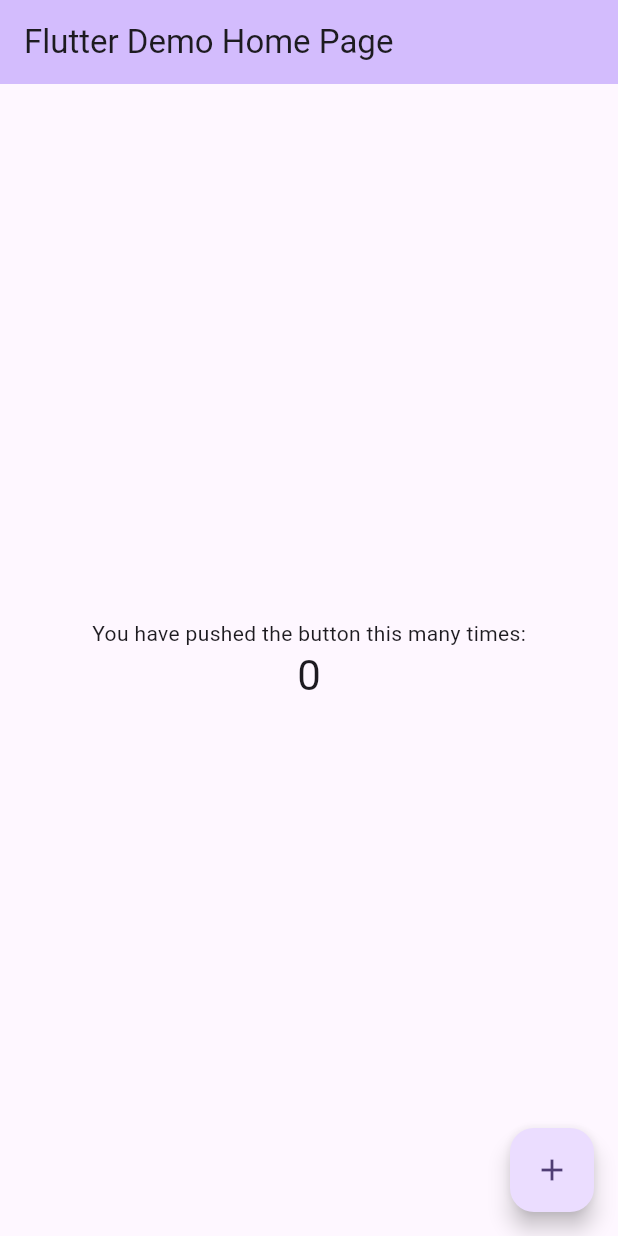
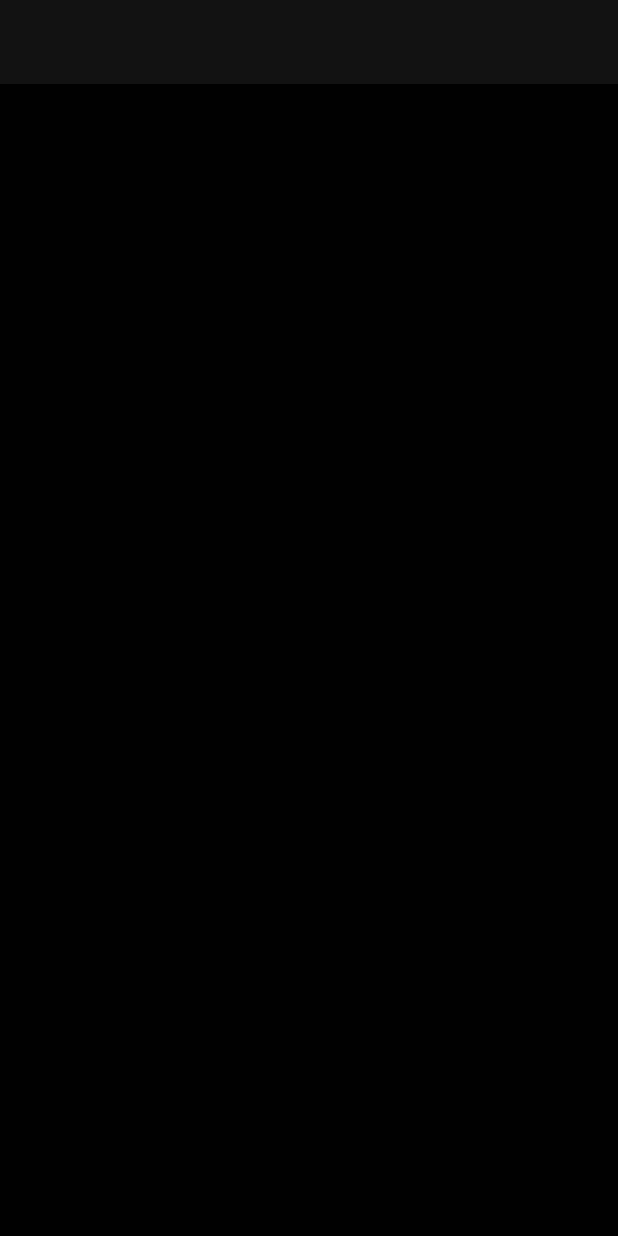
Before and after one commit to TalhaShakel/Reddit-Clone, a Flutter app: the screen it shows after launch, on a phone screen of 412 x 824 dp. Run offline on Flutter 3.47's test engine with Material 3 defaults, Android fonts, the phone set to English and light mode, and no system bars.

Commit message:
first commit

```diff
--- /dev/null
+++ b/lib/core/constants/constants.dart
@@ -0,0 +1,5 @@
+class Constants {
+  static const logoPath = 'assets/images/logo.png';
+  static const loginEmotePath = 'assets/images/loginEmote.png';
+  static const googlePath = 'assets/images/google.png';
+}
--- /dev/null
+++ b/lib/features/auth/screens/login_screen.dart
@@ -0,0 +1,15 @@
+import 'package:flutter/material.dart';
+
+class LoginScreen extends StatelessWidget {
+  const LoginScreen({super.key});
+
+  @override
+  Widget build(BuildContext context) {
+    return Scaffold(
+      appBar: AppBar(),
+      body: Column(
+        children: [Container()],
+      ),
+    );
+  }
+}
--- a/lib/main.dart
+++ b/lib/main.dart
@@ -1,4 +1,6 @@
 import 'package:flutter/material.dart';
+import 'package:reddit_clone/features/auth/screens/login_screen.dart';
+import 'package:reddit_clone/theme/pallete.dart';
 
 void main() {
   runApp(const MyApp());
@@ -11,115 +13,9 @@ class MyApp extends StatelessWidget {
   @override
   Widget build(BuildContext context) {
     return MaterialApp(
-      title: 'Flutter Demo',
-      theme: ThemeData(
-        // This is the theme of your application.
-        //
-        // TRY THIS: Try running your application with "flutter run". You'll see
-        // the application has a purple toolbar. Then, without quitting the app,
-        // try changing the seedColor in the colorScheme below to Colors.green
-        // and then invoke "hot reload" (save your changes or press the "hot
-        // reload" button in a Flutter-supported IDE, or press "r" if you used
-        // the command line to start the app).
-        //
-        // Notice that the counter didn't reset back to zero; the application
-        // state is not lost during the reload. To reset the state, use hot
-        // restart instead.
-        //
-        // This works for code too, not just values: Most code changes can be
-        // tested with just a hot reload.
-        colorScheme: ColorScheme.fromSeed(seedColor: Colors.deepPurple),
-        useMaterial3: true,
-      ),
-      home: const MyHomePage(title: 'Flutter Demo Home Page'),
+      title: 'Reddit Tutorial',
+      theme: Pallete.darkModeAppTheme,
+      home: const LoginScreen(),
     );
   }
 }
-
-class MyHomePage extends StatefulWidget {
-  const MyHomePage({super.key, required this.title});
-
-  // This widget is the home page of your application. It is stateful, meaning
-  // that it has a State object (defined below) that contains fields that affect
-  // how it looks.
-
-  // This class is the configuration for the state. It holds the values (in this
-  // case the title) provided by the parent (in this case the App widget) and
-  // used by the build method of the State. Fields in a Widget subclass are
-  // always marked "final".
-
-  final String title;
-
-  @override
-  State<MyHomePage> createState() => _MyHomePageState();
-}
-
-class _MyHomePageState extends State<MyHomePage> {
-  int _counter = 0;
-
-  void _incrementCounter() {
-    setState(() {
-      // This call to setState tells the Flutter framework that something has
-      // changed in this State, which causes it to rerun the build method below
-      // so that the display can reflect the updated values. If we changed
-      // _counter without calling setState(), then the build method would not be
-      // called again, and so nothing would appear to happen.
-      _counter++;
-    });
-  }
-
-  @override
-  Widget build(BuildContext context) {
-    // This method is rerun every time setState is called, for instance as done
-    // by the _incrementCounter method above.
-    //
-    // The Flutter framework has been optimized to make rerunning build methods
-    // fast, so that you can just rebuild anything that needs updating rather
-    // than having to individually change instances of widgets.
-    return Scaffold(
-      appBar: AppBar(
-        // TRY THIS: Try changing the color here to a specific color (to
-        // Colors.amber, perhaps?) and trigger a hot reload to see the AppBar
-        // change color while the other colors stay the same.
-        backgroundColor: Theme.of(context).colorScheme.inversePrimary,
-        // Here we take the value from the MyHomePage object that was created by
-        // the App.build method, and use it to set our appbar title.
-        title: Text(widget.title),
-      ),
-      body: Center(
-        // Center is a layout widget. It takes a single child and positions it
-        // in the middle of the parent.
-        child: Column(
-          // Column is also a layout widget. It takes a list of children and
-          // arranges them vertically. By default, it sizes itself to fit its
-          // children horizontally, and tries to be as tall as its parent.
-          //
-          // Column has various properties to control how it sizes itself and
-          // how it positions its children. Here we use mainAxisAlignment to
-          // center the children vertically; the main axis here is the vertical
-          // axis because Columns are vertical (the cross axis would be
-          // horizontal).
-          //
-          // TRY THIS: Invoke "debug painting" (choose the "Toggle Debug Paint"
-          // action in the IDE, or press "p" in the console), to see the
-          // wireframe for each widget.
-          mainAxisAlignment: MainAxisAlignment.center,
-          children: <Widget>[
-            const Text(
-              'You have pushed the button this many times:',
-            ),
-            Text(
-              '$_counter',
-              style: Theme.of(context).textTheme.headlineMedium,
-            ),
-          ],
-        ),
-      ),
-      floatingActionButton: FloatingActionButton(
-        onPressed: _incrementCounter,
-        tooltip: 'Increment',
-        child: const Icon(Icons.add),
-      ), // This trailing comma makes auto-formatting nicer for build methods.
-    );
-  }
-}
--- /dev/null
+++ b/lib/theme/pallete.dart
@@ -0,0 +1,45 @@
+import 'package:flutter/material.dart';
+
+class Pallete {
+  // Colors
+  static const blackColor = Color.fromRGBO(1, 1, 1, 1); // primary color
+  static const greyColor = Color.fromRGBO(26, 39, 45, 1); // secondary color
+  static const drawerColor = Color.fromRGBO(18, 18, 18, 1);
+  static const whiteColor = Colors.white;
+  static var redColor = Colors.red.shade500;
+  static var blueColor = Colors.blue.shade300;
+
+  // Themes
+  static var darkModeAppTheme = ThemeData.dark().copyWith(
+    scaffoldBackgroundColor: blackColor,
+    cardColor: greyColor,
+    appBarTheme: const AppBarTheme(
+      backgroundColor: drawerColor,
+      iconTheme: IconThemeData(
+        color: whiteColor,
+      ),
+    ),
+    drawerTheme: const DrawerThemeData(
+      backgroundColor: drawerColor,
+    ),
+    primaryColor: redColor,
+    // backgroundColor: drawerColor, // will be used as alternative background color
+  );
+
+  static var lightModeAppTheme = ThemeData.light().copyWith(
+    scaffoldBackgroundColor: whiteColor,
+    cardColor: greyColor,
+    appBarTheme: const AppBarTheme(
+      backgroundColor: whiteColor,
+      elevation: 0,
+      iconTheme: IconThemeData(
+        color: blackColor,
+      ),
+    ),
+    drawerTheme: const DrawerThemeData(
+      backgroundColor: whiteColor,
+    ),
+    primaryColor: redColor,
+    // backgroundColor: whiteColor,
+  );
+}
--- a/pubspec.yaml
+++ b/pubspec.yaml
@@ -58,9 +58,9 @@ flutter:
   uses-material-design: true
 
   # To add assets to your application, add an assets section, like this:
-  # assets:
-  #   - images/a_dot_burr.jpeg
-  #   - images/a_dot_ham.jpeg
+  assets:
+    - assets/images/
+    - assets/images/awards/
 
   # An image asset can refer to one or more resolution-specific "variants", see
   # https://flutter.dev/to/resolution-aware-images
```
Also changed, not shown: assets/images/awards/awesomeanswer.png (added), assets/images/awards/gold.png (added), assets/images/awards/helpful.png (added), assets/images/awards/platinum.png (added), assets/images/awards/plusone.png (added), assets/images/awards/rocket.png (added), assets/images/awards/thankyou.png (added), assets/images/awards/til.png (added), assets/images/google.png (added), assets/images/loginEmote.png (added), assets/images/logo.png (added).
